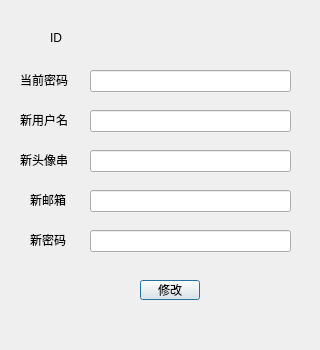
Old version of the form client/ui/settings.ui in the repository pechpo/What-s-up.
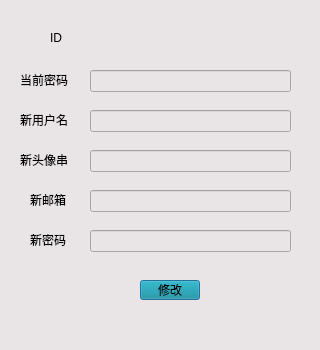
New version of the form.

What changed in the file:
```diff
--- a/client/ui/settings.ui
+++ b/client/ui/settings.ui
@@ -13,6 +13,9 @@
   <property name="windowTitle">
    <string>Dialog</string>
   </property>
+  <property name="styleSheet">
+   <string notr="true">background-color: rgb(233, 228, 230);</string>
+  </property>
   <widget class="QLabel" name="idLabel">
    <property name="geometry">
     <rect>
@@ -136,6 +139,9 @@
      <height>20</height>
     </rect>
    </property>
+   <property name="styleSheet">
+    <string notr="true">background-color: rgb(4, 137, 152);</string>
+   </property>
    <property name="text">
     <string>修改</string>
    </property>
```
